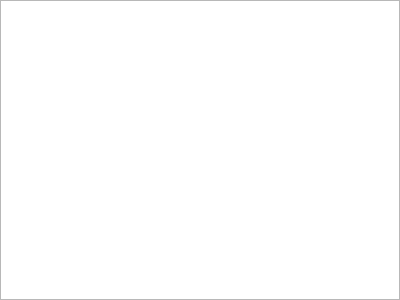
First picture: the form in mainWindow/suggestbox.ui, repository tongtianli/QtMusicPlayer, before the edit.
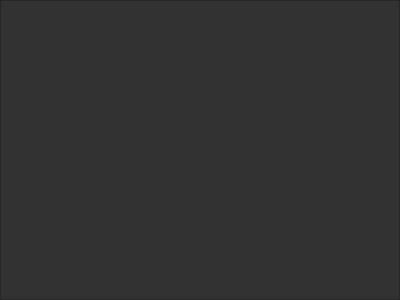
Second picture: the form after the edit.

```diff
--- a/mainWindow/suggestbox.ui
+++ b/mainWindow/suggestbox.ui
@@ -55,6 +55,12 @@
      <property name="focusPolicy">
       <enum>Qt::NoFocus</enum>
      </property>
+     <property name="styleSheet">
+      <string notr="true">QListWidget{
+	color: rgb(211, 211, 211);
+	background-color: rgb(50, 50, 50);
+}</string>
+     </property>
      <property name="horizontalScrollBarPolicy">
       <enum>Qt::ScrollBarAlwaysOff</enum>
      </property>
```
